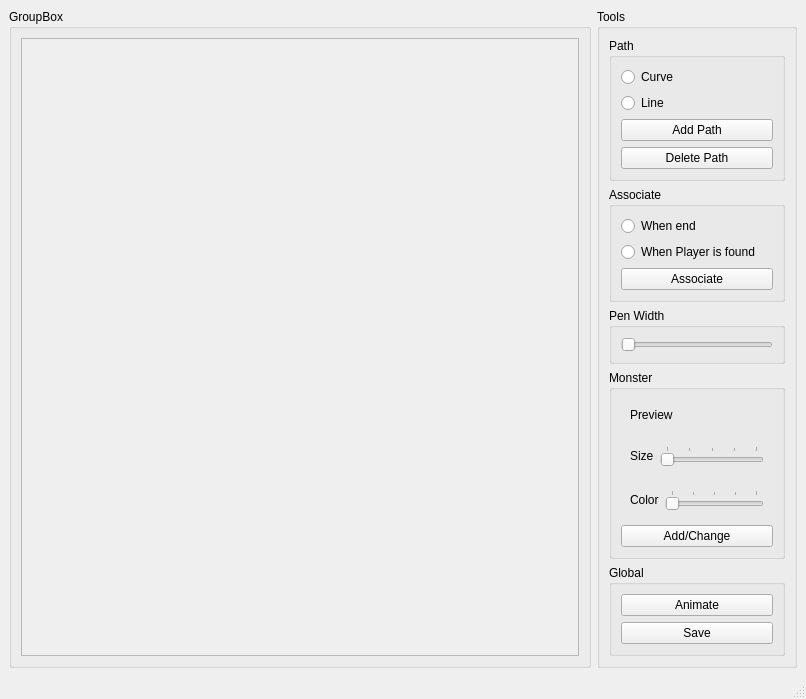
markdoerr/ntssp, file Formation Editor/src/FormationEditor.ui: the form before one commit.
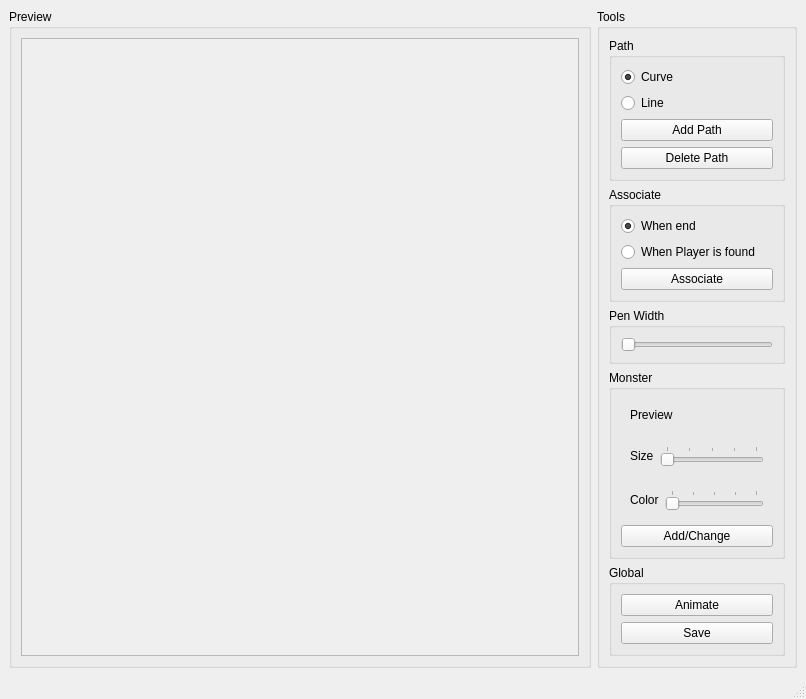
The form after the commit.

Patch:
```diff
--- a/Formation Editor/src/FormationEditor.ui
+++ b/Formation Editor/src/FormationEditor.ui
@@ -13,11 +13,19 @@
    <string>MainWindow</string>
   </property>
   <widget class="QWidget" name="centralwidget" >
+   <property name="geometry" >
+    <rect>
+     <x>0</x>
+     <y>21</y>
+     <width>806</width>
+     <height>658</height>
+    </rect>
+   </property>
    <layout class="QHBoxLayout" >
     <item>
      <widget class="QGroupBox" name="groupBox_3" >
       <property name="title" >
-       <string>GroupBox</string>
+       <string>Preview</string>
       </property>
       <layout class="QGridLayout" >
        <item row="0" column="0" >
@@ -59,6 +67,9 @@
             <property name="text" >
              <string>Curve</string>
             </property>
+            <property name="checked" >
+             <bool>true</bool>
+            </property>
            </widget>
           </item>
           <item>
@@ -96,6 +107,9 @@
             <property name="text" >
              <string>When end</string>
             </property>
+            <property name="checked" >
+             <bool>true</bool>
+            </property>
            </widget>
           </item>
           <item>
@@ -267,14 +281,6 @@
   </widget>
   <widget class="QStatusBar" name="statusbar" />
  </widget>
- <customwidgets>
-  <customwidget>
-   <class>QScrollArea</class>
-   <extends>QFrame</extends>
-   <header>QScrollArea</header>
-   <container>1</container>
-  </customwidget>
- </customwidgets>
  <resources/>
  <connections/>
 </ui>
```
Left out of the diff: 63 changed lines with no effect on the pictures.
